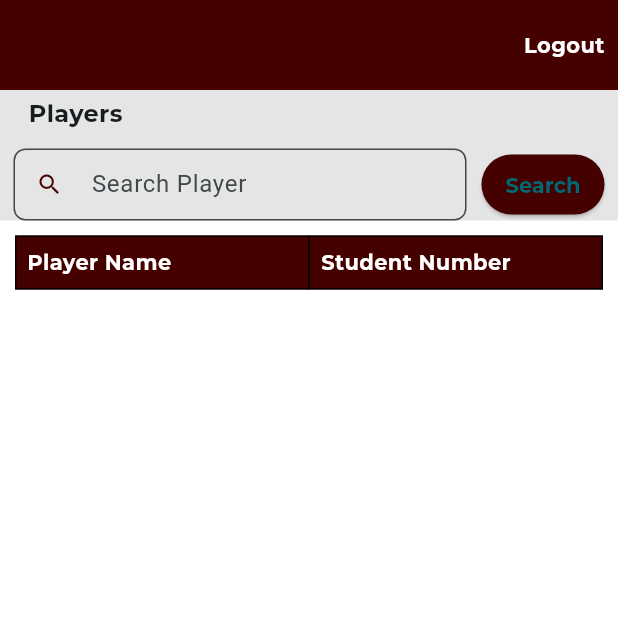
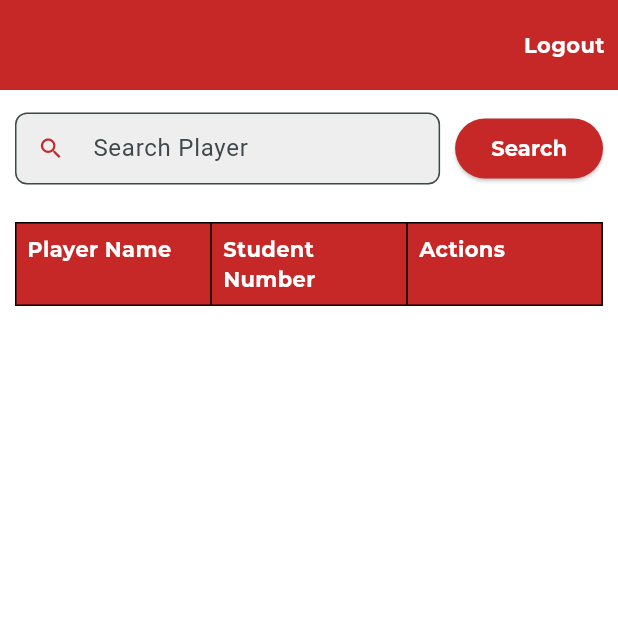
Before and after one commit to kirkmatic/CITCS-Basketball-Training-App, a Flutter app: the CoachesPageWidget screen opened directly, on a phone screen of 412 x 824 dp, the top half of it. Run offline on Flutter 3.47's test engine with Material 3 defaults, Android fonts, the light colour scheme and no system bars; our stand-ins replace cloud_firestore, firebase_auth, firebase_core, google_fonts; accounts and stored records are empty.

Commit message:
fixed coach page but need adjustments

```diff
--- a/citcs_training_app/lib/screens/coach_screen.dart
+++ b/citcs_training_app/lib/screens/coach_screen.dart
@@ -1,8 +1,8 @@
 import 'package:flutter/material.dart';
 import 'package:google_fonts/google_fonts.dart';
-import 'login_screen.dart'; // Ensure you have this import to access LoginPageWidget
 import 'package:firebase_auth/firebase_auth.dart';
 import 'package:cloud_firestore/cloud_firestore.dart';
+import 'login_screen.dart'; // Ensure you have this import for the login screen
 
 class CoachesPageWidget extends StatefulWidget {
   const CoachesPageWidget({super.key});
@@ -13,19 +13,15 @@
 
 class _CoachesPageWidgetState extends State<CoachesPageWidget> {
   final scaffoldKey = GlobalKey<ScaffoldState>();
-  String coachName = "Loading..."; // Default name before fetching actual name
-  List<Map<String, dynamic>> players = []; // List to hold player data
+  String coachName = "Loading...";
+  List<Map<String, dynamic>> users = [];
   final TextEditingController textController = TextEditingController();
-
-  static const Color primaryColor = Color(0xFF450100);
-  static const Color backgroundColor = Color(0xFFE5E5E5);
-  static const Color whiteColor = Colors.white;
 
   @override
   void initState() {
     super.initState();
     _fetchCoachData();
-    _fetchPlayersData();
+    _fetchUsersData();
   }
 
   Future<void> _fetchCoachData() async {
@@ -35,7 +31,7 @@
         DocumentSnapshot coachDoc = await FirebaseFirestore.instance.collection('users').doc(user.uid).get();
         if (coachDoc.exists && coachDoc['name'] != null) {
           setState(() {
-            coachName = coachDoc['name']; // Fetch and set the coach's name
+            coachName = coachDoc['name'];
           });
         } else {
           print('No coach data found');
@@ -48,20 +44,53 @@
     }
   }
 
-  Future<void> _fetchPlayersData() async {
+  Future<void> _fetchUsersData() async {
     try {
-      QuerySnapshot playerDocs = await FirebaseFirestore.instance.collection('users')
-          .where('role', isEqualTo: 'player') // Fetch players with role 'player'
-          .get();
+      QuerySnapshot userDocs = await FirebaseFirestore.instance.collection('users').get();
       setState(() {
-        players = playerDocs.docs.map((doc) => {
+        users = userDocs.docs.map((doc) => {
           'name': doc['name'],
-          'student_number': doc['student_number'],
-          'id': doc.id, // Store player ID for actions
+          'student_number': doc['studentNumber'],
+          'id': doc.id,
         }).toList();
       });
     } catch (e) {
-      print('Error fetching players: $e');
+      print('Error fetching users: $e');
+    }
+  }
+
+  Future<void> _searchUsers(String query) async {
+    try {
+      QuerySnapshot searchResults = await FirebaseFirestore.instance.collection('users')
+          .where('name', isGreaterThanOrEqualTo: query)
+          .where('name', isLessThanOrEqualTo: '$query\uf8ff')
+          .get();
+
+      setState(() {
+        users = searchResults.docs.map((doc) => {
+          'name': doc['name'],
+          'student_number': doc['studentNumber'],
+          'id': doc.id,
+        }).toList();
+      });
+    } catch (e) {
+      print('Error searching users: $e');
+    }
+  }
+
+  Future<void> _assignTask(String playerId, String task) async {
+    try {
+      await FirebaseFirestore.instance.collection('users').doc(playerId).update({
+        'tasks': FieldValue.arrayUnion([task]),
+      });
+      ScaffoldMessenger.of(context).showSnackBar(
+        SnackBar(content: Text('Task assigned successfully')),
+      );
+    } catch (e) {
+      print('Error assigning task: $e');
+      ScaffoldMessenger.of(context).showSnackBar(
+        SnackBar(content: Text('Failed to assign task')),
+      );
     }
   }
 
@@ -71,16 +100,15 @@
       onTap: () => FocusScope.of(context).unfocus(),
       child: Scaffold(
         key: scaffoldKey,
-        backgroundColor: whiteColor,
+        backgroundColor: Colors.white,
         body: SafeArea(
           top: true,
-          child: SingleChildScrollView( // Allows scrolling when content overflows
+          child: SingleChildScrollView(
             child: Column(
-              mainAxisSize: MainAxisSize.min, // Prevent overflow
               children: [
                 _buildHeader(),
-                _buildPlayersSection(),
-                _buildPlayersTable(),
+                _buildSearchSection(),
+                _buildUsersTable(),
               ],
             ),
           ),
@@ -93,26 +121,23 @@
     return Container(
       width: double.infinity,
       height: 60,
-      color: primaryColor,
-      child: Align(
-        alignment: const AlignmentDirectional(0, 0),
+      color: Colors.red[800],
       child: Padding(
-          padding: const EdgeInsetsDirectional.fromSTEB(9, 0, 9, 0),
+        padding: const EdgeInsets.symmetric(horizontal: 9),
         child: Row(
-            mainAxisSize: MainAxisSize.max,
           mainAxisAlignment: MainAxisAlignment.spaceBetween,
           children: [
             Text(
               coachName,
               style: GoogleFonts.montserrat(
                 fontWeight: FontWeight.bold,
-                  color: whiteColor,
+                color: Colors.white,
               ),
             ),
             GestureDetector(
-                onTap: () {
-                  // Navigate to the login screen
-                  Navigator.push(
+              onTap: () async {
+                await FirebaseAuth.instance.signOut();
+                Navigator.pushReplacement(
                   context,
                   MaterialPageRoute(builder: (context) => const LoginPageWidget()),
                 );
@@ -121,65 +146,32 @@
                 'Logout',
                 style: GoogleFonts.montserrat(
                   fontWeight: FontWeight.bold,
-                    color: whiteColor,
+                  color: Colors.white,
                 ),
               ),
             ),
           ],
         ),
       ),
-      ),
     );
   }
 
-  Widget _buildPlayersSection() {
-    return Container(
-      width: double.infinity,
-      color: backgroundColor,
-      child: Align(
-        alignment: const AlignmentDirectional(0, 0),
-        child: Padding(
-          padding: const EdgeInsetsDirectional.fromSTEB(9, 0, 9, 0),
-          child: Column(
-            mainAxisSize: MainAxisSize.min, // Prevent overflow
-            children: [
-              Align(
-                alignment: const AlignmentDirectional(-1, 0),
-                child: Padding(
-                  padding: const EdgeInsetsDirectional.fromSTEB(10, 4, 0, 12),
-                  child: Text(
-                    'Players',
-                    style: GoogleFonts.montserrat(
-                      fontSize: 16,
-                      fontWeight: FontWeight.bold,
-                    ),
-                  ),
-                ),
-              ),
-              _buildSearchField(),
-            ],
-          ),
-        ),
-      ),
-    );
-  }
-
-  Widget _buildSearchField() {
-    return Row(
-      mainAxisSize: MainAxisSize.max,
+  Widget _buildSearchSection() {
+    return Padding(
+      padding: const EdgeInsets.symmetric(horizontal: 10, vertical: 15),
+      child: Row(
         children: [
           Expanded(
             child: TextFormField(
               controller: textController,
-            autofocus: false,
               decoration: InputDecoration(
                 isDense: true,
                 hintText: 'Search Player',
                 filled: true,
-              fillColor: backgroundColor,
+                fillColor: Colors.grey[200],
                 prefixIcon: Icon(
                   Icons.search,
-                color: primaryColor,
+                  color: Colors.red[800],
                 ),
                 border: OutlineInputBorder(
                   borderRadius: BorderRadius.circular(8),
@@ -190,52 +182,44 @@
           const SizedBox(width: 10),
           ElevatedButton(
             onPressed: () {
-            // Implement your search functionality here
+              _searchUsers(textController.text.trim());
             },
-          child: Text('Search'),
             style: ElevatedButton.styleFrom(
-            backgroundColor: primaryColor, // Set button color to primary color
-            textStyle: GoogleFonts.montserrat(
+              backgroundColor: Colors.red[800],
+            ),
+            child: Text(
+              'Search',
+              style: GoogleFonts.montserrat(
+                color: Colors.white,
                 fontWeight: FontWeight.bold,
-              color: whiteColor,
               ),
-            padding: EdgeInsets.symmetric(horizontal: 16, vertical: 10),
             ),
           ),
         ],
+      ),
     );
   }
 
-  Widget _buildPlayersTable() {
+  Widget _buildUsersTable() {
     return Padding(
       padding: const EdgeInsets.all(10),
       child: Table(
         border: TableBorder.all(),
         children: [
           TableRow(
-            decoration: BoxDecoration(color: primaryColor),
+            decoration: BoxDecoration(color: Colors.red[800]),
             children: [
-              TableCell(child: Padding(
-                padding: const EdgeInsets.all(8.0),
-                child: Text('Player Name', style: GoogleFonts.montserrat(color: whiteColor, fontWeight: FontWeight.bold)),
-              )),
-              TableCell(child: Padding(
-                padding: const EdgeInsets.all(8.0),
-                child: Text('Student Number', style: GoogleFonts.montserrat(color: whiteColor, fontWeight: FontWeight.bold)),
-              )),
+              _buildTableCell('Player Name', true),
+              _buildTableCell('Student Number', true),
+              _buildTableCell('Actions', true),
             ],
           ),
-          ...players.map((player) {
+          ...users.map((user) {
             return TableRow(
               children: [
-                TableCell(child: Padding(
-                  padding: const EdgeInsets.all(8.0),
-                  child: Text(player['name'], style: GoogleFonts.montserrat()),
-                )),
-                TableCell(child: Padding(
-                  padding: const EdgeInsets.all(8.0),
-                  child: Text(player['student_number'], style: GoogleFonts.montserrat()),
-                )),
+                _buildTableCell(user['name'] ?? 'N/A', false),
+                _buildTableCell(user['student_number'] ?? 'N/A', false),
+                _buildActionsCell(user),
               ],
             );
           }).toList(),
@@ -243,4 +227,91 @@
       ),
     );
   }
+
+  Widget _buildTableCell(String text, bool isHeader) {
+    return Padding(
+      padding: const EdgeInsets.all(8.0),
+      child: Text(
+        text,
+        style: GoogleFonts.montserrat(
+          fontWeight: isHeader ? FontWeight.bold : FontWeight.normal,
+          color: isHeader ? Colors.white : Colors.black,
+        ),
+      ),
+    );
   }
+
+  Widget _buildActionsCell(Map<String, dynamic> user) {
+    return Padding(
+      padding: const EdgeInsets.all(8.0),
+      child: Row(
+        children: [
+          IconButton(
+            icon: Icon(Icons.bar_chart, color: Colors.blue[800]),
+            onPressed: () {
+              _showStatsDialog(user['name']);
+            },
+          ),
+          const SizedBox(width: 5),
+          IconButton(
+            icon: Icon(Icons.assignment, color: Colors.red[800]),
+            onPressed: () {
+              _showAssignTaskDialog(user['id'], user['name']);
+            },
+          ),
+        ],
+      ),
+    );
+  }
+
+  void _showAssignTaskDialog(String playerId, String playerName) {
+    TextEditingController taskController = TextEditingController();
+    showDialog(
+      context: context,
+      builder: (context) {
+        return AlertDialog(
+          title: Text('Assign Task to $playerName'),
+          content: TextField(
+            controller: taskController,
+            decoration: InputDecoration(hintText: 'Enter task details'),
+          ),
+          actions: [
+            TextButton(
+              onPressed: () {
+                Navigator.of(context).pop();
+              },
+              child: Text('Cancel'),
+            ),
+            TextButton(
+              onPressed: () {
+                _assignTask(playerId, taskController.text.trim());
+                Navigator.of(context).pop();
+              },
+              child: Text('Assign'),
+            ),
+          ],
+        );
+      },
+    );
+  }
+
+  void _showStatsDialog(String playerName) {
+    showDialog(
+      context: context,
+      builder: (context) {
+        return AlertDialog(
+          title: Text('Stats for $playerName'),
+          content: Text('Stats will be displayed here.'),
+          actions: [
+            TextButton(
+              onPressed: () {
+                Navigator.of(context).pop();
+              },
+              child: Text('Close'),
+            ),
+          ],
+        );
+      },
+    );
+  }
+}
```
Lines whose indentation alone changed are shown as unchanged.
